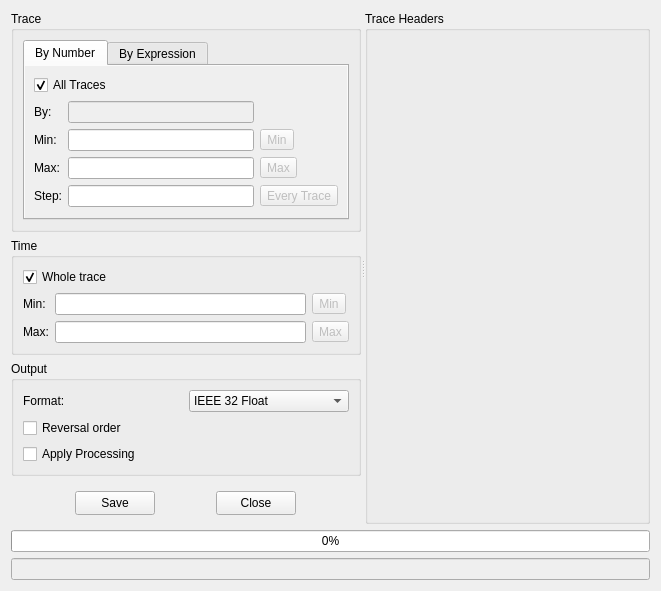
wangweiwei104/SeiSee, file SeiSeeMp/saveasdialog.ui: the form before one commit.
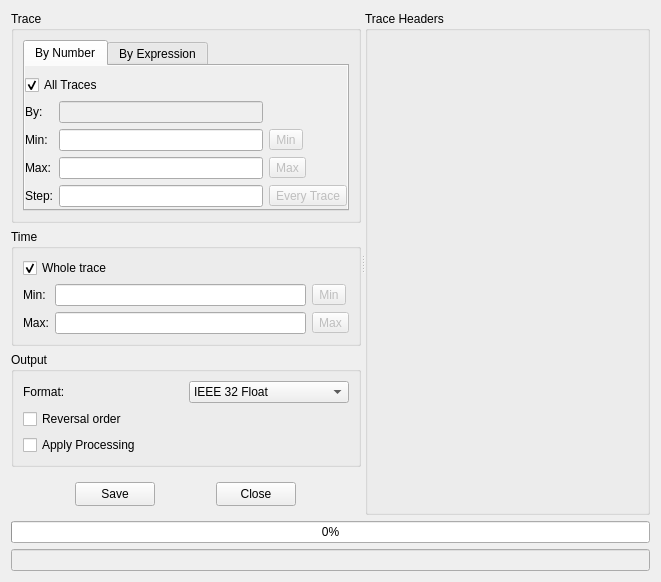
The form after the commit. Icons and pictures are not drawn. Custom widgets are drawn as their Qt base class.

Patch:
```diff
--- a/SeiSeeMp/saveasdialog.ui
+++ b/SeiSeeMp/saveasdialog.ui
@@ -70,6 +70,15 @@
               <string>By Number</string>
              </attribute>
              <layout class="QVBoxLayout" name="verticalLayout_6">
+              <property name="leftMargin">
+               <number>0</number>
+              </property>
+              <property name="rightMargin">
+               <number>0</number>
+              </property>
+              <property name="bottomMargin">
+               <number>0</number>
+              </property>
               <item>
                <widget class="CustomCheckBox" name="ckTrAll">
                 <property name="text">
@@ -639,17 +648,17 @@
   </layout>
  </widget>
  <customwidgets>
-  <customwidget>
-   <class>CustomCheckBox</class>
-   <extends>QCheckBox</extends>
-   <header>customcontrols.h</header>
-  </customwidget>
   <customwidget>
    <class>CustomFrame</class>
    <extends>QFrame</extends>
    <header>customcontrols.h</header>
    <container>1</container>
   </customwidget>
+  <customwidget>
+   <class>CustomCheckBox</class>
+   <extends>QCheckBox</extends>
+   <header>customcontrols.h</header>
+  </customwidget>
  </customwidgets>
  <resources>
   <include location="myrc.qrc"/>
```
Left out of the diff: 9 changed lines with no effect on the pictures.
